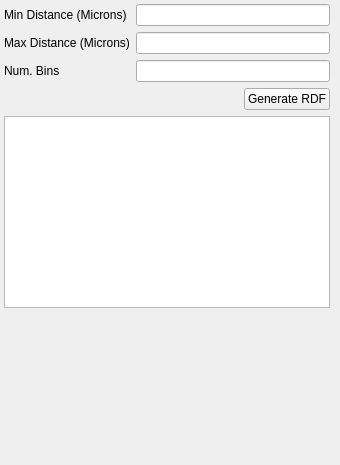
First picture: the form in Source/Applications/StatsGenerator/UI_Files/StatsGenRDFWidget.ui, repository BlueQuartzSoftware/DREAM3D, before the edit.
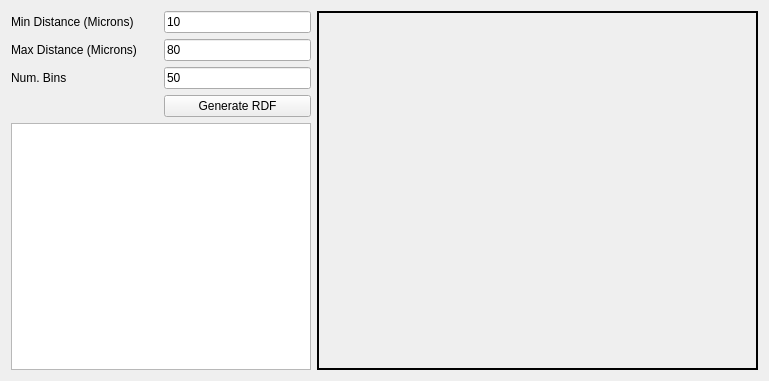
Second picture: the form after the edit. Custom widgets are drawn as their Qt base class.

Commit message:
Adding new Radial Distribution Function widget for the Precipitate Phase in the StatsGenerator program. Basic functionality of the generation of the data, display of the histogram in a QwtPlot widget and the frequencies in a QTableView with an associated QTableModel derived class.
updates #243.

Diff of the .ui file:
```diff
--- a/Source/Applications/StatsGenerator/UI_Files/StatsGenRDFWidget.ui
+++ b/Source/Applications/StatsGenerator/UI_Files/StatsGenRDFWidget.ui
@@ -6,81 +6,23 @@
    <rect>
     <x>0</x>
     <y>0</y>
-    <width>340</width>
-    <height>465</height>
+    <width>769</width>
+    <height>381</height>
    </rect>
   </property>
   <property name="windowTitle">
    <string>Form</string>
   </property>
-  <layout class="QHBoxLayout" name="horizontalLayout">
-   <property name="margin">
-    <number>4</number>
-   </property>
-   <item>
-    <layout class="QVBoxLayout" name="verticalLayout_6">
-     <item>
-      <layout class="QGridLayout" name="gridLayout">
-       <item row="2" column="1">
-        <widget class="QLineEdit" name="numBins"/>
-       </item>
-       <item row="2" column="0">
-        <widget class="QLabel" name="label_4">
-         <property name="text">
-          <string>Num. Bins</string>
-         </property>
-        </widget>
-       </item>
-       <item row="0" column="1">
-        <widget class="QLineEdit" name="minDistLE"/>
-       </item>
-       <item row="1" column="1">
-        <widget class="QLineEdit" name="maxDistLE"/>
-       </item>
-       <item row="1" column="0">
-        <widget class="QLabel" name="label_3">
-         <property name="text">
-          <string>Max Distance (Microns)</string>
-         </property>
-        </widget>
-       </item>
-       <item row="0" column="0">
-        <widget class="QLabel" name="label_2">
-         <property name="text">
-          <string>Min Distance (Microns)</string>
-         </property>
-        </widget>
-       </item>
-       <item row="3" column="0" colspan="2">
-        <layout class="QHBoxLayout" name="horizontalLayout_2">
-         <item>
-          <spacer name="horizontalSpacer">
-           <property name="orientation">
-            <enum>Qt::Horizontal</enum>
-           </property>
-           <property name="sizeHint" stdset="0">
-            <size>
-             <width>40</width>
-             <height>20</height>
-            </size>
-           </property>
-          </spacer>
-         </item>
-         <item>
-          <widget class="QPushButton" name="generateRDFBtn">
-           <property name="text">
-            <string>Generate RDF</string>
-           </property>
-          </widget>
-         </item>
-        </layout>
-       </item>
-      </layout>
-     </item>
-     <item>
+  <layout class="QGridLayout" name="gridLayout_2">
+   <item row="0" column="0">
+    <layout class="QGridLayout" name="gridLayout">
+     <property name="sizeConstraint">
+      <enum>QLayout::SetNoConstraint</enum>
+     </property>
+     <item row="4" column="0" colspan="2">
       <widget class="QTableView" name="m_RDFTableView">
        <property name="sizePolicy">
-        <sizepolicy hsizetype="Preferred" vsizetype="Preferred">
+        <sizepolicy hsizetype="Maximum" vsizetype="Expanding">
          <horstretch>0</horstretch>
          <verstretch>0</verstretch>
         </sizepolicy>
@@ -102,29 +44,92 @@
        </property>
       </widget>
      </item>
-     <item>
-      <spacer name="verticalSpacer">
-       <property name="orientation">
-        <enum>Qt::Vertical</enum>
+     <item row="2" column="0">
+      <widget class="QLabel" name="label_4">
+       <property name="text">
+        <string>Num. Bins</string>
        </property>
-       <property name="sizeHint" stdset="0">
-        <size>
-         <width>20</width>
-         <height>40</height>
-        </size>
+      </widget>
+     </item>
+     <item row="3" column="1">
+      <widget class="QPushButton" name="generateRDFBtn">
+       <property name="text">
+        <string>Generate RDF</string>
        </property>
-      </spacer>
+      </widget>
+     </item>
+     <item row="2" column="1">
+      <widget class="QLineEdit" name="numBinsLE">
+       <property name="sizePolicy">
+        <sizepolicy hsizetype="Preferred" vsizetype="Fixed">
+         <horstretch>0</horstretch>
+         <verstretch>0</verstretch>
+        </sizepolicy>
+       </property>
+       <property name="text">
+        <string>50</string>
+       </property>
+      </widget>
+     </item>
+     <item row="1" column="0">
+      <widget class="QLabel" name="label_3">
+       <property name="text">
+        <string>Max Distance (Microns)</string>
+       </property>
+      </widget>
+     </item>
+     <item row="0" column="0">
+      <widget class="QLabel" name="label_2">
+       <property name="text">
+        <string>Min Distance (Microns)</string>
+       </property>
+      </widget>
+     </item>
+     <item row="0" column="1">
+      <widget class="QLineEdit" name="minDistLE">
+       <property name="sizePolicy">
+        <sizepolicy hsizetype="Preferred" vsizetype="Fixed">
+         <horstretch>0</horstretch>
+         <verstretch>0</verstretch>
+        </sizepolicy>
+       </property>
+       <property name="text">
+        <string>10</string>
+       </property>
+      </widget>
+     </item>
+     <item row="1" column="1">
+      <widget class="QLineEdit" name="maxDistLE">
+       <property name="sizePolicy">
+        <sizepolicy hsizetype="Preferred" vsizetype="Fixed">
+         <horstretch>0</horstretch>
+         <verstretch>0</verstretch>
+        </sizepolicy>
+       </property>
+       <property name="text">
+        <string>80</string>
+       </property>
+      </widget>
      </item>
     </layout>
    </item>
-   <item>
+   <item row="0" column="1">
     <widget class="QwtPlot" name="m_RDFPlot">
      <property name="sizePolicy">
-      <sizepolicy hsizetype="Ignored" vsizetype="Ignored">
+      <sizepolicy hsizetype="Expanding" vsizetype="Expanding">
        <horstretch>0</horstretch>
        <verstretch>0</verstretch>
       </sizepolicy>
      </property>
+     <property name="frameShape">
+      <enum>QFrame::Box</enum>
+     </property>
+     <property name="frameShadow">
+      <enum>QFrame::Plain</enum>
+     </property>
+     <property name="lineWidth">
+      <number>2</number>
+     </property>
     </widget>
    </item>
   </layout>
```
Left out of the diff: 4 changed lines with no effect on the pictures. The commit also changes 12 other files.
